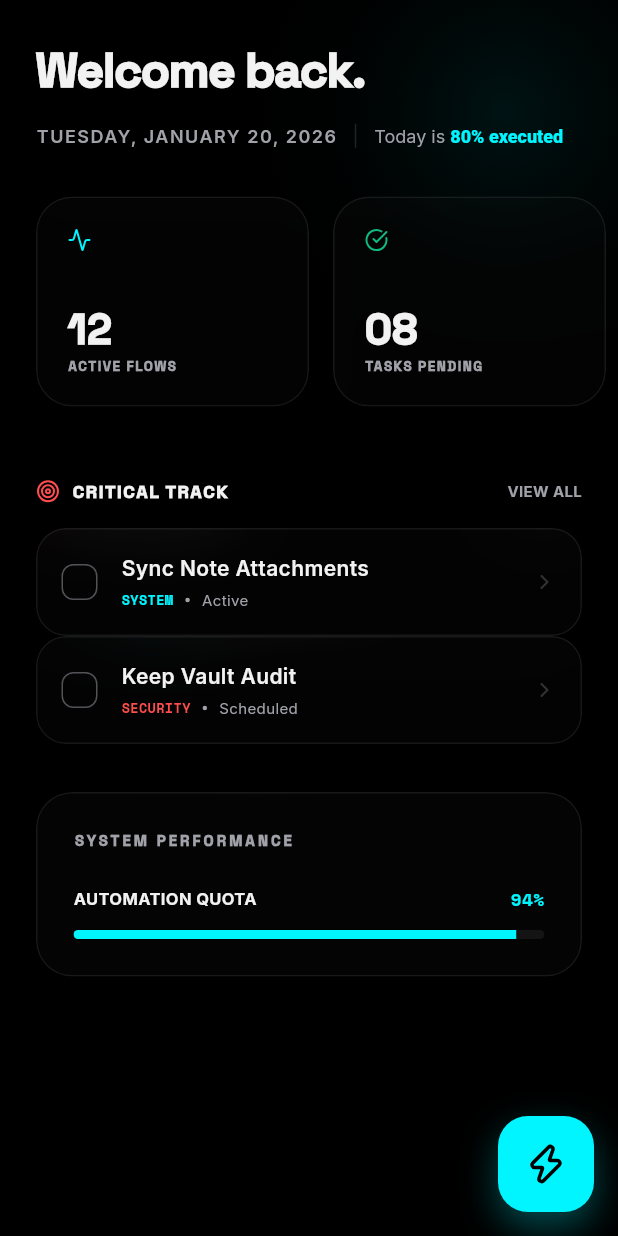
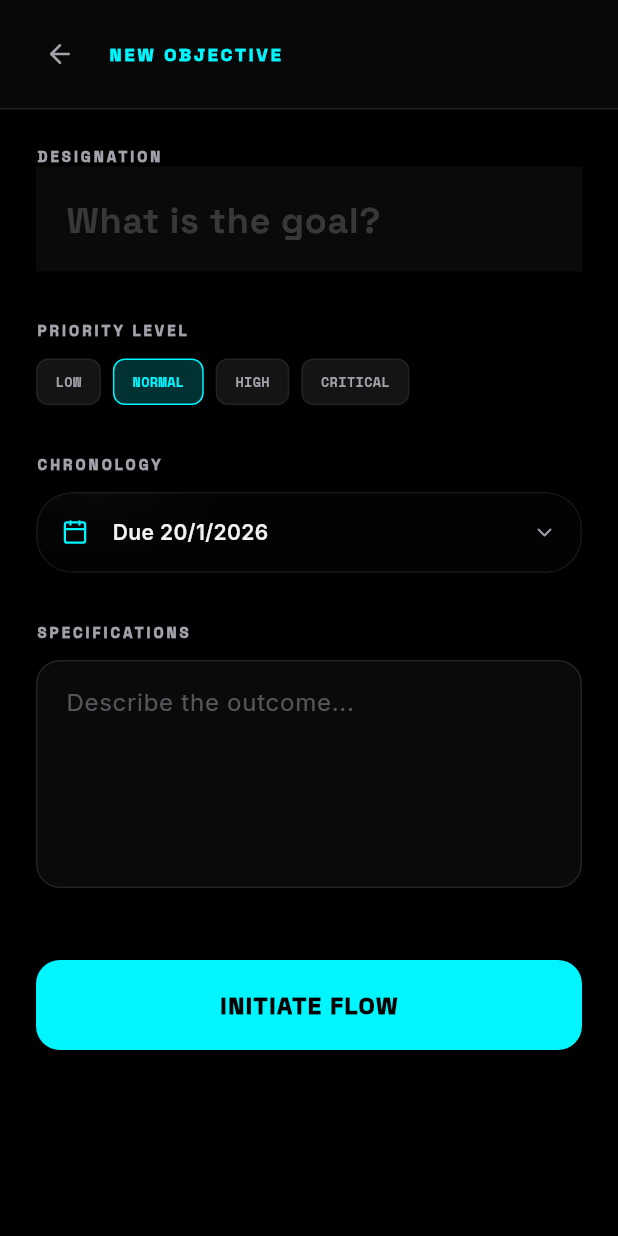
Before and after one commit to whisperrnote/flow_app, a Flutter app: the WorkflowDashboardScreen screen opened directly, after a tap on an icon or button, on a phone screen of 412 x 824 dp. Run offline on Flutter 3.47's test engine with Material 3 defaults, Android fonts, the phone set to English and light mode, and no system bars; drawn by our look-alikes of flutter_animate; our stand-ins replace google_fonts, lucide_icons.

Commit message:
⚡ Refactor create_task, settings, and workflow_dashboard screens; optimize UI performance and clean up code.

```diff
--- /dev/null
+++ b/lib/screens/create_task_screen.dart
@@ -0,0 +1,216 @@
+import 'package:flutter/material.dart';
+import 'package:google_fonts/google_fonts.dart';
+import 'package:lucide_icons/lucide_icons.dart';
+import 'package:flutter_animate/flutter_animate.dart';
+import '../core/theme/colors.dart';
+import '../widgets/glass_card.dart';
+
+class CreateTaskScreen extends StatefulWidget {
+  const CreateTaskScreen({super.key});
+
+  @override
+  State<CreateTaskScreen> createState() => _CreateTaskScreenState();
+}
+
+class _CreateTaskScreenState extends State<CreateTaskScreen> {
+  final _titleController = TextEditingController();
+  final _descController = TextEditingController();
+  String _priority = 'NORMAL'; // 'LOW', 'NORMAL', 'HIGH', 'CRITICAL'
+  DateTime _dueDate = DateTime.now();
+
+  @override
+  Widget build(BuildContext context) {
+    return Scaffold(
+      backgroundColor: AppColors.voidBg,
+      body: Stack(
+        children: [
+          SafeArea(
+            child: Column(
+              children: [
+                // Header
+                GlassCard(
+                  borderRadius: BorderRadius.zero,
+                  opacity: 0.8,
+                  border: const Border(bottom: BorderSide(color: AppColors.borderSubtle)),
+                  padding: const EdgeInsets.symmetric(horizontal: 16, vertical: 12),
+                  child: Row(
+                    children: [
+                      IconButton(
+                        icon: const Icon(LucideIcons.arrowLeft, color: AppColors.gunmetal, size: 20),
+                        onPressed: () => Navigator.pop(context),
+                      ),
+                      const SizedBox(width: 8),
+                      Text(
+                        'NEW OBJECTIVE',
+                        style: GoogleFonts.spaceGrotesk(
+                          fontSize: 12,
+                          fontWeight: FontWeight.w900,
+                          color: AppColors.electric,
+                          letterSpacing: 2,
+                        ),
+                      ),
+                    ],
+                  ),
+                ),
+
+                Expanded(
+                  child: ListView(
+                    padding: const EdgeInsets.all(24),
+                    children: [
+                      _buildLabel('DESIGNATION'),
+                      TextField(
+                        controller: _titleController,
+                        style: GoogleFonts.spaceGrotesk(
+                          fontSize: 24,
+                          fontWeight: FontWeight.bold,
+                          color: AppColors.titanium,
+                        ),
+                        decoration: InputDecoration(
+                          hintText: 'What is the goal?',
+                          hintStyle: GoogleFonts.spaceGrotesk(color: AppColors.gunmetal.withOpacity(0.3)),
+                          border: InputBorder.none,
+                          enabledBorder: InputBorder.none,
+                          focusedBorder: InputBorder.none,
+                        ),
+                      ),
+
+                      const SizedBox(height: 32),
+
+                      _buildLabel('PRIORITY LEVEL'),
+                      const SizedBox(height: 12),
+                      Row(
+                        children: [
+                          _buildPriorityChip('LOW', Colors.blue),
+                          const SizedBox(width: 8),
+                          _buildPriorityChip('NORMAL', AppColors.electric),
+                          const SizedBox(width: 8),
+                          _buildPriorityChip('HIGH', Colors.orange),
+                          const SizedBox(width: 8),
+                          _buildPriorityChip('CRITICAL', Colors.red),
+                        ],
+                      ),
+
+                      const SizedBox(height: 32),
+
+                      _buildLabel('CHRONOLOGY'),
+                      const SizedBox(height: 12),
+                      GestureDetector(
+                        onTap: () async {
+                          final date = await showDatePicker(
+                            context: context,
+                            initialDate: _dueDate,
+                            firstDate: DateTime.now(),
+                            lastDate: DateTime.now().add(const Duration(days: 365)),
+                          );
+                          if (date != null) setState(() => _dueDate = date);
+                        },
+                        child: GlassCard(
+                          opacity: 0.3,
+                          padding: const EdgeInsets.all(16),
+                          child: Row(
+                            children: [
+                              const Icon(LucideIcons.calendar, size: 18, color: AppColors.electric),
+                              const SizedBox(width: 16),
+                              Text(
+                                'Due ${_dueDate.day}/${_dueDate.month}/${_dueDate.year}',
+                                style: GoogleFonts.inter(color: AppColors.titanium, fontWeight: FontWeight.w600),
+                              ),
+                              const Spacer(),
+                              const Icon(LucideIcons.chevronDown, size: 16, color: AppColors.gunmetal),
+                            ],
+                          ),
+                        ),
+                      ),
+
+                      const SizedBox(height: 32),
+
+                      _buildLabel('SPECIFICATIONS'),
+                      const SizedBox(height: 12),
+                      TextField(
+                        controller: _descController,
+                        maxLines: 5,
+                        style: GoogleFonts.inter(color: AppColors.titanium, height: 1.5),
+                        decoration: InputDecoration(
+                          hintText: 'Describe the outcome...',
+                          hintStyle: GoogleFonts.inter(color: AppColors.gunmetal.withOpacity(0.5)),
+                          filled: true,
+                          fillColor: AppColors.surface2.withOpacity(0.5),
+                          border: OutlineInputBorder(
+                            borderRadius: BorderRadius.circular(16),
+                            borderSide: const BorderSide(color: AppColors.borderSubtle),
+                          ),
+                          enabledBorder: OutlineInputBorder(
+                            borderRadius: BorderRadius.circular(16),
+                            borderSide: const BorderSide(color: AppColors.borderSubtle),
+                          ),
+                        ),
+                      ),
+
+                      const SizedBox(height: 48),
+
+                      SizedBox(
+                        width: double.infinity,
+                        height: 60,
+                        child: ElevatedButton(
+                          onPressed: () => Navigator.pop(context),
+                          style: ElevatedButton.styleFrom(
+                            backgroundColor: AppColors.electric,
+                            shape: RoundedRectangleBorder(borderRadius: BorderRadius.circular(16)),
+                          ),
+                          child: Text(
+                            'INITIATE FLOW',
+                            style: GoogleFonts.spaceGrotesk(
+                              color: AppColors.voidBg,
+                              fontWeight: FontWeight.w900,
+                              letterSpacing: 1,
+                            ),
+                          ),
+                        ),
+                      ),
+                    ],
+                  ),
+                ),
+              ],
+            ),
+          ),
+        ],
+      ),
+    );
+  }
+
+  Widget _buildLabel(String text) {
+    return Text(
+      text,
+      style: GoogleFonts.spaceGrotesk(
+        fontSize: 10,
+        fontWeight: FontWeight.w900,
+        color: AppColors.gunmetal,
+        letterSpacing: 2,
+      ),
+    );
+  }
+
+  Widget _buildPriorityChip(String label, Color color) {
+    final isSelected = _priority == label;
+    return GestureDetector(
+      onTap: () => setState(() => _priority = label),
+      child: AnimatedContainer(
+        duration: const Duration(milliseconds: 200),
+        padding: const EdgeInsets.symmetric(horizontal: 12, vertical: 8),
+        decoration: BoxDecoration(
+          color: isSelected ? color.withOpacity(0.2) : AppColors.surface2,
+          borderRadius: BorderRadius.circular(8),
+          border: Border.all(color: isSelected ? color : AppColors.borderSubtle),
+        ),
+        child: Text(
+          label,
+          style: GoogleFonts.spaceMono(
+            fontSize: 9,
+            fontWeight: FontWeight.bold,
+            color: isSelected ? color : AppColors.gunmetal,
+          ),
+        ),
+      ),
+    );
+  }
+}
--- a/lib/screens/settings_screen.dart
+++ b/lib/screens/settings_screen.dart
@@ -110,7 +110,7 @@ class SettingsScreen extends StatelessWidget {
                         child: Column(
                           children: [
                             Text(
-                              'WHISPERRNOTE v1.0.0',
+                              'WHISPERRFLOW v1.0.0',
                               style: GoogleFonts.spaceMono(
                                 fontSize: 10,
                                 color: AppColors.gunmetal,
@@ -119,7 +119,7 @@ class SettingsScreen extends StatelessWidget {
                             ),
                             const SizedBox(height: 4),
                             Text(
-                              'End-to-End Encrypted second brain.',
+                              'Autonomous workflow engine.',
                               style: GoogleFonts.inter(
                                 fontSize: 10,
                                 color: AppColors.gunmetal.withOpacity(0.5),
--- a/lib/screens/workflow_dashboard_screen.dart
+++ b/lib/screens/workflow_dashboard_screen.dart
@@ -7,6 +7,10 @@ import 'package:intl/intl.dart';
 import 'task_detail_sheet.dart';
 
 import '../widgets/glass_card.dart';
+
+import 'settings_screen.dart';
+
+import 'create_task_screen.dart';
 
 class WorkflowDashboardScreen extends StatelessWidget {
   const WorkflowDashboardScreen({super.key});
@@ -40,12 +44,77 @@ class WorkflowDashboardScreen extends StatelessWidget {
           ),
 
           SafeArea(
+            child: Column(
+              children: [
+                // New Header with Profile
+                GlassCard(
+                  borderRadius: BorderRadius.zero,
+                  opacity: 0.8,
+                  border: const Border(bottom: BorderSide(color: AppColors.borderSubtle)),
+                  padding: const EdgeInsets.symmetric(horizontal: 24, vertical: 12),
+                  child: Row(
+                    mainAxisAlignment: MainAxisAlignment.spaceBetween,
+                    children: [
+                      Column(
+                        crossAxisAlignment: CrossAxisAlignment.start,
+                        children: [
+                          Text(
+                            'ORCHESTRATOR',
+                            style: GoogleFonts.spaceGrotesk(
+                              fontSize: 10,
+                              fontWeight: FontWeight.w900,
+                              color: AppColors.electric,
+                              letterSpacing: 2,
+                            ),
+                          ),
+                          const SizedBox(height: 4),
+                          Text(
+                            'Workflows',
+                            style: GoogleFonts.spaceGrotesk(
+                              fontSize: 24,
+                              fontWeight: FontWeight.bold,
+                              color: AppColors.titanium,
+                              height: 1.1,
+                            ),
+                          ),
+                        ],
+                      ),
+                      GestureDetector(
+                        onTap: () {
+                          Navigator.push(
+                            context,
+                            MaterialPageRoute(builder: (context) => const SettingsScreen()),
+                          );
+                        },
+                        child: Container(
+                          width: 40, height: 40,
+                          decoration: BoxDecoration(
+                            color: AppColors.electric,
+                            borderRadius: BorderRadius.circular(12),
+                            border: Border.all(color: AppColors.voidBg, width: 2),
+                          ),
+                          child: Center(
+                            child: Text(
+                              'U',
+                              style: GoogleFonts.spaceGrotesk(
+                                fontWeight: FontWeight.bold,
+                                color: AppColors.voidBg,
+                              ),
+                            ),
+                          ),
+                        ),
+                      ),
+                    ],
+                  ),
+                ),
+
+                Expanded(
                   child: SingleChildScrollView(
                     padding: const EdgeInsets.all(24),
                     child: Column(
                       crossAxisAlignment: CrossAxisAlignment.start,
                       children: [
-                  // Welcome Section
+                        // Welcome Section (Moved inside ScrollView)
                         Text(
                           'Welcome back.',
                           style: GoogleFonts.spaceGrotesk(
@@ -209,6 +278,9 @@ class WorkflowDashboardScreen extends StatelessWidget {
                 ),
               ],
             ),
+          ),
+        ],
+      ),
       floatingActionButton: Container(
         height: 64, width: 64,
         decoration: BoxDecoration(
@@ -223,7 +295,12 @@ class WorkflowDashboardScreen extends StatelessWidget {
           ],
         ),
         child: FloatingActionButton(
-          onPressed: () {},
+          onPressed: () {
+            Navigator.push(
+              context,
+              MaterialPageRoute(builder: (context) => const CreateTaskScreen()),
+            );
+          },
           backgroundColor: Colors.transparent,
           elevation: 0,
           highlightElevation: 0,
```
Lines whose indentation alone changed are shown as unchanged.
